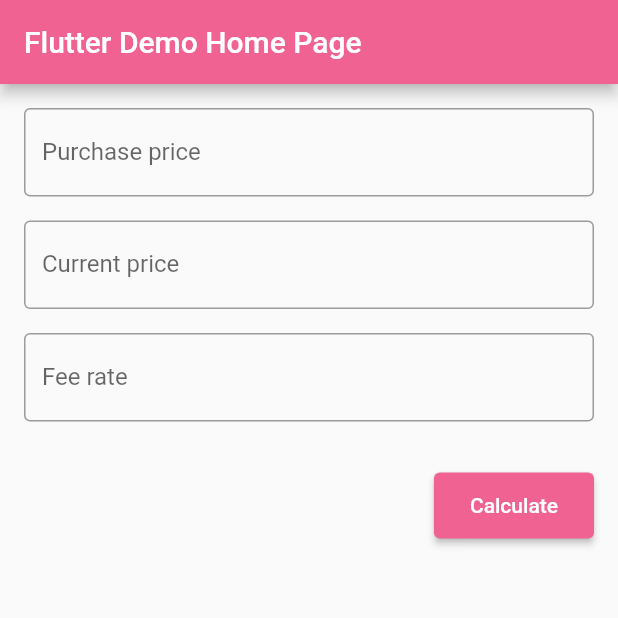
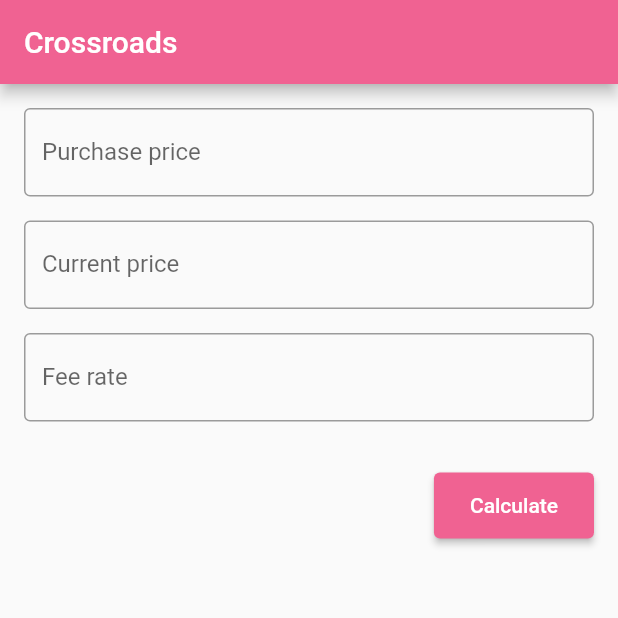
Before and after one commit to CORDEA/crossroads, a Flutter app: the screen it shows after launch, on a phone screen of 412 x 824 dp, the top half of it. Run offline on Flutter 3.47's test engine with Material 2 defaults, Android fonts, the light colour scheme and no system bars.

Commit message:
update title

```diff
--- a/lib/app.dart
+++ b/lib/app.dart
@@ -9,7 +9,7 @@
     return ChangeNotifierProvider(
       create: (context) => StockModel(),
       child: MaterialApp(
-        title: 'Flutter Demo',
+        title: 'Crossroads',
         theme: ThemeData(
           primaryColor: Colors.pink[300],
           accentColor: Colors.amber[300],
@@ -23,7 +23,7 @@
             height: 44,
           ),
         ),
-        home: Calculator(title: 'Flutter Demo Home Page'),
+        home: Calculator(title: 'Crossroads'),
       ),
     );
   }
```
